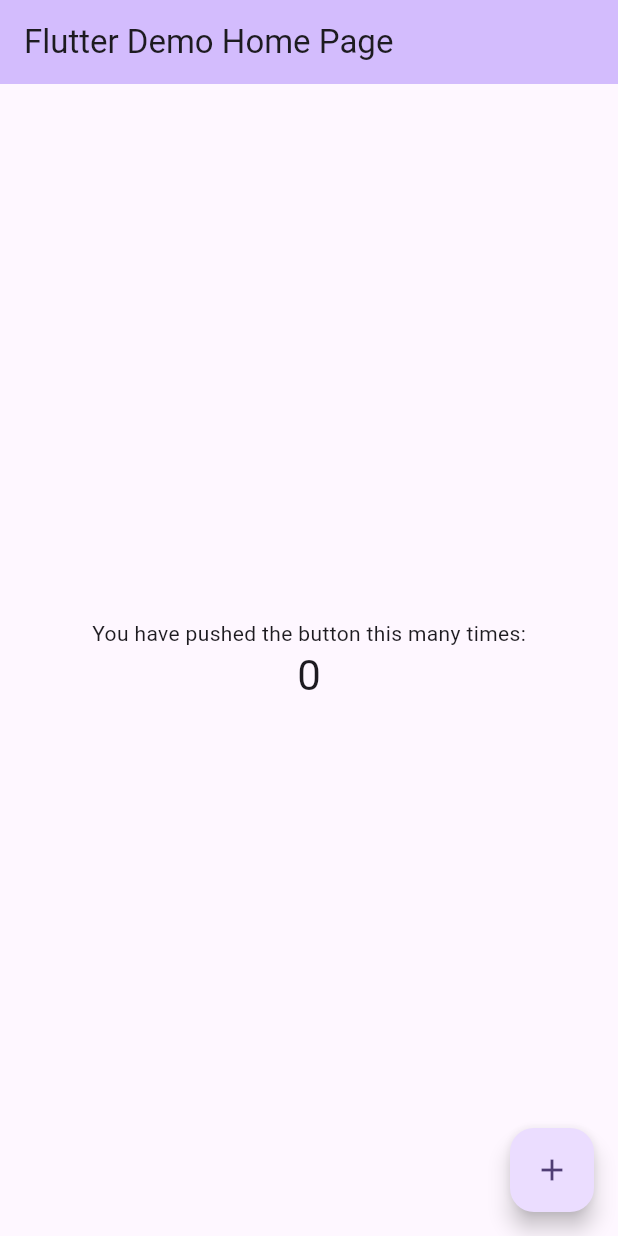
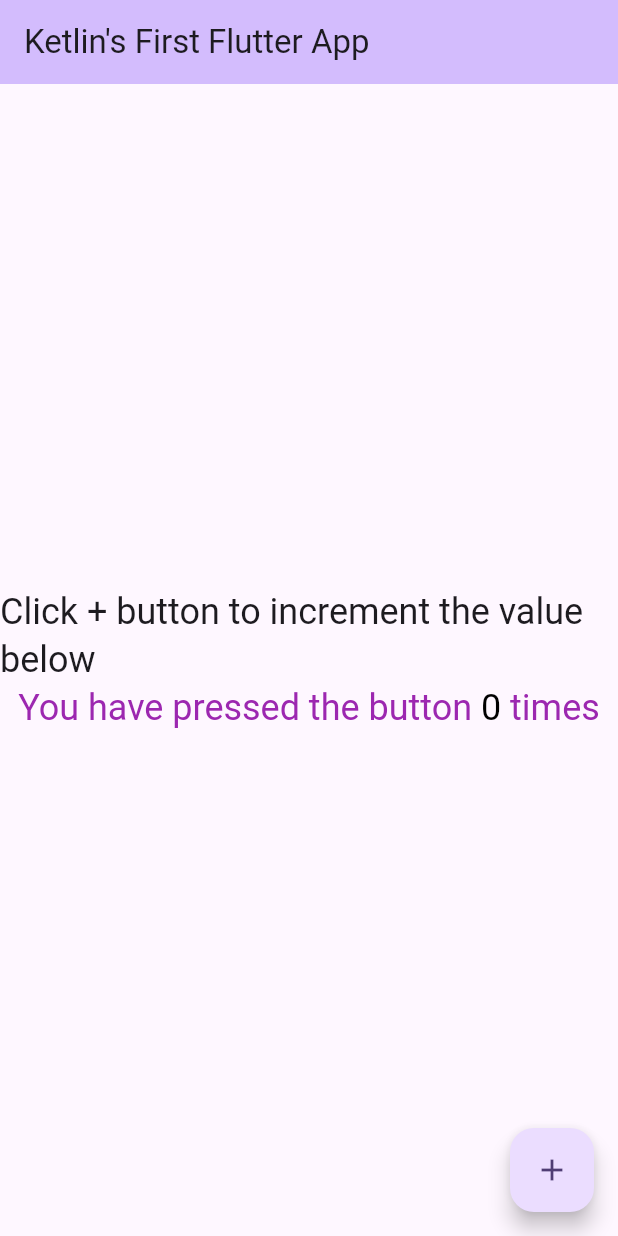
Before and after one commit to ketlindelima/firstappdio, a Flutter app: the screen it shows after launch, on a phone screen of 412 x 824 dp. Run offline on Flutter 3.47's test engine with Material 2 defaults, Android fonts, the phone set to English and light mode, and no system bars.

Commit message:
Style modifications

```diff
--- a/lib/main.dart
+++ b/lib/main.dart
@@ -7,46 +7,24 @@
 class MyApp extends StatelessWidget {
   const MyApp({super.key});
 
+
   // This widget is the root of your application.
   @override
   Widget build(BuildContext context) {
     return MaterialApp(
-      title: 'Flutter Demo',
+      title: 'Dio App',
       theme: ThemeData(
-        // This is the theme of your application.
-        //
-        // TRY THIS: Try running your application with "flutter run". You'll see
-        // the application has a blue toolbar. Then, without quitting the app,
-        // try changing the seedColor in the colorScheme below to Colors.green
-        // and then invoke "hot reload" (save your changes or press the "hot
-        // reload" button in a Flutter-supported IDE, or press "r" if you used
-        // the command line to start the app).
-        //
-        // Notice that the counter didn't reset back to zero; the application
-        // state is not lost during the reload. To reset the state, use hot
-        // restart instead.
-        //
-        // This works for code too, not just values: Most code changes can be
-        // tested with just a hot reload.
+
         colorScheme: ColorScheme.fromSeed(seedColor: Colors.deepPurple),
         useMaterial3: true,
       ),
-      home: const MyHomePage(title: 'Flutter Demo Home Page'),
+      home: const MyHomePage(title: "Ketlin's First Flutter App"),
     );
   }
 }
 
 class MyHomePage extends StatefulWidget {
   const MyHomePage({super.key, required this.title});
-
-  // This widget is the home page of your application. It is stateful, meaning
-  // that it has a State object (defined below) that contains fields that affect
-  // how it looks.
-
-  // This class is the configuration for the state. It holds the values (in this
-  // case the title) provided by the parent (in this case the App widget) and
-  // used by the build method of the State. Fields in a Widget subclass are
-  // always marked "final".
 
   final String title;
 
@@ -59,58 +37,47 @@
 
   void _incrementCounter() {
     setState(() {
-      // This call to setState tells the Flutter framework that something has
-      // changed in this State, which causes it to rerun the build method below
-      // so that the display can reflect the updated values. If we changed
-      // _counter without calling setState(), then the build method would not be
-      // called again, and so nothing would appear to happen.
       _counter++;
     });
   }
 
   @override
   Widget build(BuildContext context) {
-    // This method is rerun every time setState is called, for instance as done
-    // by the _incrementCounter method above.
-    //
-    // The Flutter framework has been optimized to make rerunning build methods
-    // fast, so that you can just rebuild anything that needs updating rather
-    // than having to individually change instances of widgets.
     return Scaffold(
       appBar: AppBar(
-        // TRY THIS: Try changing the color here to a specific color (to
-        // Colors.amber, perhaps?) and trigger a hot reload to see the AppBar
-        // change color while the other colors stay the same.
         backgroundColor: Theme.of(context).colorScheme.inversePrimary,
-        // Here we take the value from the MyHomePage object that was created by
-        // the App.build method, and use it to set our appbar title.
         title: Text(widget.title),
       ),
       body: Center(
-        // Center is a layout widget. It takes a single child and positions it
-        // in the middle of the parent.
         child: Column(
-          // Column is also a layout widget. It takes a list of children and
-          // arranges them vertically. By default, it sizes itself to fit its
-          // children horizontally, and tries to be as tall as its parent.
-          //
-          // Column has various properties to control how it sizes itself and
-          // how it positions its children. Here we use mainAxisAlignment to
-          // center the children vertically; the main axis here is the vertical
-          // axis because Columns are vertical (the cross axis would be
-          // horizontal).
-          //
-          // TRY THIS: Invoke "debug painting" (choose the "Toggle Debug Paint"
-          // action in the IDE, or press "p" in the console), to see the
-          // wireframe for each widget.
           mainAxisAlignment: MainAxisAlignment.center,
           children: <Widget>[
-            const Text(
-              'You have pushed the button this many times:',
+            Text(
+              'Click + button to increment the value below',
+              style: Theme.of(context).textTheme.headlineSmall,
             ),
-            Text(
-              '$_counter',
-              style: Theme.of(context).textTheme.headlineMedium,
+            // Text(
+            //   "You have pressed the button $_counter times",
+            //   style: Theme.of(context).textTheme.headlineSmall!.copyWith(color: Colors.purple),
+            // ),
+            RichText(
+              text: TextSpan(
+                style: Theme.of(context).textTheme.headlineSmall,
+                children: [
+                  const TextSpan(
+                    text: "You have pressed the button ",
+                    style: TextStyle(color: Colors.purple),
+                  ),
+                  TextSpan(
+                    text: "$_counter",
+                    style: const TextStyle(color: Colors.black),
+                  ),
+                  const TextSpan(
+                    text: " times",
+                    style: TextStyle(color: Colors.purple),
+                  ),
+                ],
+              ),
             ),
           ],
         ),
```
Also changed, not shown: 1 other file.
